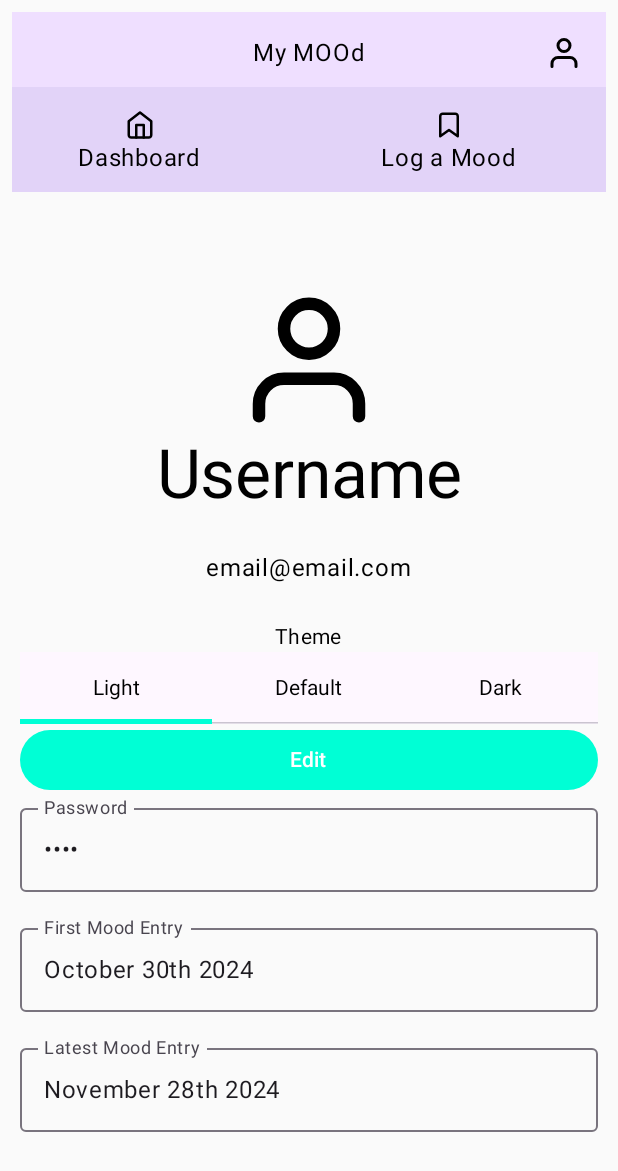
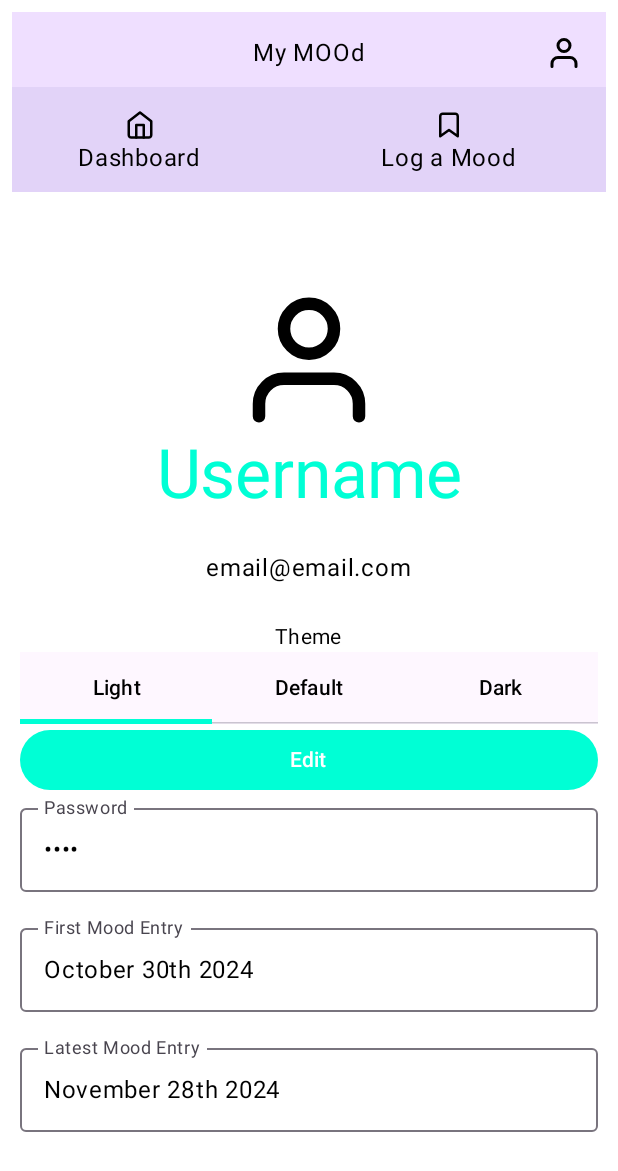
Before and after one commit to HanaLouizaMoussaoui/MOOd, an Android app built with Jetpack Compose: the LogMoodScreen screen opened through its navigation route, after a tap on "Account icon", on a phone screen of 412 x 824 dp. Shown: the top 1171 px of the screen. Run offline under Robolectric (Android 15) with nearby library versions, the phone set to English and light mode, and no system bars; our stand-ins replace Room's generated code; libraries missing offline, so code that uses them is left out: com.google.ai.client; 1 statement that could not run was skipped.

Commit message:
Implemented light and dark theme

```diff
--- a/app/src/main/java/com/example/mood/MainActivity.kt
+++ b/app/src/main/java/com/example/mood/MainActivity.kt
@@ -5,8 +5,13 @@ import android.os.Bundle
 import androidx.activity.ComponentActivity
 import androidx.activity.compose.setContent
 import androidx.activity.viewModels
+import androidx.compose.foundation.layout.Column
 import androidx.compose.foundation.layout.PaddingValues
 import androidx.compose.runtime.Composable
+import androidx.compose.runtime.getValue
+import androidx.compose.runtime.mutableStateOf
+import androidx.compose.runtime.remember
+import androidx.compose.runtime.setValue
 import androidx.compose.ui.unit.dp
 import androidx.navigation.compose.NavHost
 import androidx.navigation.compose.composable
@@ -19,6 +24,7 @@ import com.example.mood.data.repositories.UserRepository
 import com.example.mood.ui.screens.HomeScreen
 import com.example.mood.ui.screens.LogMoodScreen
 import com.example.mood.ui.screens.LoginScreen
+import com.example.mood.ui.screens.SelectionBar
 import com.example.mood.ui.screens.UserAccountScreen
 import com.example.mood.ui.theme.MOOdTheme
 import com.example.mood.viewmodel.MoodViewModel
@@ -50,24 +56,28 @@ class MainActivity : ComponentActivity() {
     override fun onCreate(savedInstanceState: Bundle?) {
         super.onCreate(savedInstanceState)
         setContent {
-            MOOdTheme {
+            var selectedTheme by remember { mutableStateOf("Default") }
 
-                Router(moodViewModel)
+            MOOdTheme (themeMode = selectedTheme){
+
+                Router(moodViewModel, onThemeSelect = { selectedTheme = it } )
 
             }
         }
     }
 
 
+
+
     @Composable
-    fun Router(moodViewModel: MoodViewModel) {
+    fun Router(moodViewModel: MoodViewModel, onThemeSelect: (String) -> Unit) {
         // Setting the nav controller
         val navController = rememberNavController()
         // Defining the routes and their corresponding screens
         NavHost(navController = navController, startDestination = "HomeScreen") {
             composable("LoginScreenRoute") { LoginScreen(PaddingValues(8.dp), moodViewModel, navController) }
             composable("HomeScreen") { HomeScreen(PaddingValues(8.dp), moodViewModel, navController) }
-            composable("UserAccount") { UserAccountScreen(PaddingValues(8.dp), moodViewModel, navController) }
+            composable("UserAccount") { UserAccountScreen(PaddingValues(8.dp), moodViewModel, navController, onThemeSelect) }
             composable("LogMood") { LogMoodScreen(PaddingValues(8.dp), moodViewModel, navController) }
 
         }
--- a/app/src/main/java/com/example/mood/ui/NavBar.kt
+++ b/app/src/main/java/com/example/mood/ui/NavBar.kt
@@ -1,6 +1,9 @@
 package com.example.mood.ui
+import androidx.compose.foundation.background
+import androidx.compose.foundation.layout.Box
 import androidx.compose.foundation.layout.Column
 import androidx.compose.foundation.layout.Spacer
+import androidx.compose.foundation.layout.fillMaxSize
 import androidx.compose.foundation.layout.fillMaxWidth
 import androidx.compose.foundation.layout.height
 import androidx.compose.foundation.layout.padding
@@ -24,39 +27,45 @@ fun NavBar(
     onHomeClick: () -> Unit,
     onLogClick: () -> Unit
 ) {
+
+
         BottomAppBar(
             containerColor = MaterialTheme.colorScheme.secondary,
-        contentColor = Color.Black,
+            contentColor = MaterialTheme.colorScheme.onSurface,
             modifier = Modifier.height(70.dp)
                 .fillMaxWidth(),
 
             ) {
-        Column  (
+            Column(
                 horizontalAlignment = Alignment.CenterHorizontally,
-            modifier = Modifier.padding(start = 40.dp )
-        ){
-            IconButton(onClick = onHomeClick,
-                modifier = Modifier.height(20.dp)) {
+                modifier = Modifier.padding(start = 40.dp)
+            ) {
+                IconButton(
+                    onClick = onHomeClick,
+                    modifier = Modifier.height(20.dp)
+                ) {
                     Icon(
                         painter = painterResource(id = R.drawable.home),
 
                         contentDescription = "Home icon",
-                 tint = Color.Black
+                        tint = MaterialTheme.colorScheme.onSurface
                     )
 
                 }
                 Text("Dashboard")
             }
             Spacer(modifier = Modifier.width(120.dp))
-        Column (
+            Column(
                 horizontalAlignment = Alignment.CenterHorizontally
-        ){
-            IconButton(onClick = onLogClick,
-                modifier = Modifier.height(20.dp)) {
+            ) {
+                IconButton(
+                    onClick = onLogClick,
+                    modifier = Modifier.height(20.dp)
+                ) {
                     Icon(
                         painter = painterResource(id = R.drawable.bookmark),
                         contentDescription = "hello",
-                 tint = Color.Black
+                        tint = MaterialTheme.colorScheme.onSurface
                     )
 
                 }
@@ -64,4 +73,5 @@ fun NavBar(
             }
 
         }
+
 }
--- a/app/src/main/java/com/example/mood/ui/TopBar.kt
+++ b/app/src/main/java/com/example/mood/ui/TopBar.kt
@@ -22,7 +22,7 @@ fun TopBar(
 ) {
     BottomAppBar(
         containerColor = MaterialTheme.colorScheme.tertiary,
-        contentColor = Color.Black,
+        contentColor = MaterialTheme.colorScheme.onSurface,
         modifier = Modifier.height(50.dp)
     ) {
         Box(
@@ -32,7 +32,7 @@ fun TopBar(
         ) {
             Text(
                 text = "My MOOd",
-                color = Color.Black,
+                color = MaterialTheme.colorScheme.onSurface,
                 style = MaterialTheme.typography.bodyLarge,
                 modifier = Modifier.align(Alignment.Center)
             )
@@ -44,7 +44,7 @@ fun TopBar(
                 Icon(
                     painter = painterResource(id = R.drawable.user),
                     contentDescription = "Account icon",
-                    tint = Color.Black
+                    tint = MaterialTheme.colorScheme.onSurface
                 )
             }
         }
--- a/app/src/main/java/com/example/mood/ui/screens/HomeScreen.kt
+++ b/app/src/main/java/com/example/mood/ui/screens/HomeScreen.kt
@@ -1,6 +1,8 @@
 package com.example.mood.ui.screens
 
+import androidx.compose.foundation.background
 import androidx.compose.foundation.layout.Arrangement
+import androidx.compose.foundation.layout.Box
 import androidx.compose.foundation.layout.Column
 import androidx.compose.foundation.layout.PaddingValues
 import androidx.compose.foundation.layout.Row
@@ -10,6 +12,7 @@ import androidx.compose.foundation.layout.padding
 import androidx.compose.foundation.lazy.LazyColumn
 import androidx.compose.foundation.lazy.items
 import androidx.compose.material3.Button
+import androidx.compose.material3.MaterialTheme
 import androidx.compose.material3.Text
 import androidx.compose.material3.TextField
 import androidx.compose.runtime.Composable
@@ -31,7 +34,12 @@ import com.example.mood.viewmodel.MoodViewModel
 
 @Composable
 fun HomeScreen(contentPadding: PaddingValues, moodViewModel: MoodViewModel,  navController: NavHostController) {
-    MOOdTheme {
+
+
+    Box(
+        modifier = Modifier.fillMaxSize()
+            .background(MaterialTheme.colorScheme.background))
+    {
         Column(
             modifier = Modifier
                 .padding(contentPadding),
--- a/app/src/main/java/com/example/mood/ui/screens/LogMood.kt
+++ b/app/src/main/java/com/example/mood/ui/screens/LogMood.kt
@@ -45,7 +45,12 @@ import java.time.YearMonth
 
 @Composable
 fun LogMoodScreen(contentPadding: PaddingValues, moodViewModel: MoodViewModel,  navController: NavHostController) {
-    MOOdTheme {
+
+
+    Box(
+        modifier = Modifier.fillMaxSize()
+            .background(MaterialTheme.colorScheme.background))
+    {
         Column(
             modifier = Modifier
                 .padding(contentPadding),
@@ -60,7 +65,9 @@ fun LogMoodScreen(contentPadding: PaddingValues, moodViewModel: MoodViewModel,
             LogMood(moodViewModel)
         }
     }
-}
+    }
+
+
 
 
 
@@ -90,7 +97,8 @@ fun MoodSelectionPage(moodViewModel: MoodViewModel) {
         Text(
             text = "How are you feeling today?",
             style = MaterialTheme.typography.headlineSmall,
-            modifier = Modifier.padding(24.dp)
+            modifier = Modifier.padding(24.dp),
+            color = MaterialTheme.colorScheme.onSurface
         )
 
         // Mood Buttons Row
@@ -111,14 +119,16 @@ fun MoodSelectionPage(moodViewModel: MoodViewModel) {
             Text(
                 text = "You selected: $selectedMood",
                 style = MaterialTheme.typography.bodyLarge,
-                modifier = Modifier.padding(top = 16.dp)
+                modifier = Modifier.padding(top = 16.dp),
+                color = MaterialTheme.colorScheme.onSurface
             )
         }
 
         OutlinedTextField(
             value = thoughts,
             onValueChange = { thoughts = it },
-            label = { Text("Any thoughts?") },
+            label = { Text("Any thoughts?",
+                color = MaterialTheme.colorScheme.onSurface) },
             placeholder = { Text("Type your thoughts here...") },
             modifier = Modifier.fillMaxWidth()
                 .padding(24.dp)
@@ -143,7 +153,8 @@ fun MoodSelectionPage(moodViewModel: MoodViewModel) {
         Text(
             text = "Your mood history:",
             style = MaterialTheme.typography.headlineLarge,
-            modifier = Modifier.padding(16.dp)
+            modifier = Modifier.padding(16.dp),
+            color = MaterialTheme.colorScheme.onSurface
         )
         MoodCalendar(moodViewModel)
 
@@ -159,7 +170,7 @@ fun MoodButton(mood: String, isSelected: Boolean, onClick: () -> Unit) {
     Button(
         onClick = onClick,
         colors = ButtonDefaults.buttonColors(
-            containerColor = if (isSelected) Color.Gray else MaterialTheme.colorScheme.tertiary,
+            containerColor = if (isSelected) Color.White else MaterialTheme.colorScheme.primary,
             contentColor = Color.Black
         ),
         shape = CircleShape,
@@ -173,6 +184,15 @@ fun MoodButton(mood: String, isSelected: Boolean, onClick: () -> Unit) {
 @SuppressLint("NewApi")
 @Composable
 fun MoodCalendar(moodViewModel: MoodViewModel) {
+   // val sampleMoodLogs = listOf(
+   //     MoodHistory(1, 1, UserMood(entry = "very nice", typeId = MoodTypeEnum.HAPPY.id).id, LocalDateTime.of(2024, 12, 1, 0,0)),
+    //    MoodHistory(2, 1, UserMood(entry = "very bad", typeId = MoodTypeEnum.SAD.id).id, LocalDateTime.of(2024, 12, 2,0,0)),
+     //  MoodHistory(3, 1, UserMood(entry = "neutral", typeId = MoodTypeEnum.NEUTRAL.id).id, LocalDateTime.of(2024, 12, 3,0,0)),
+    //    MoodHistory(4, 1, UserMood(entry = "very anxious", typeId = MoodTypeEnum.ANXIOUS.id).id, LocalDateTime.of(2024, 12, 4,0,0)),
+  //      MoodHistory(5, 1, UserMood(entry = "very happy", typeId = MoodTypeEnum.HAPPY.id).id, LocalDateTime.of(2024, 12, 5,0,0)),
+    //    MoodHistory(6, 1, UserMood(entry = "very angry", typeId = MoodTypeEnum.ANGRY.id).id, LocalDateTime.of(2024, 12, 6,0,0)),
+  //  )
+
     val sampleMoodLogs = listOf(
         MoodHistory(1, 1, UserMood(entry = "very nice", typeId = MoodTypeEnum.HAPPY.id).id, LocalDateTime.of(2024, 12, 1, 0,0)),
         MoodHistory(2, 1, UserMood(entry = "very bad", typeId = MoodTypeEnum.SAD.id).id, LocalDateTime.of(2024, 12, 2,0,0)),
@@ -181,6 +201,7 @@ fun MoodCalendar(moodViewModel: MoodViewModel) {
         MoodHistory(5, 1, UserMood(entry = "very happy", typeId = MoodTypeEnum.HAPPY.id).id, LocalDateTime.of(2024, 12, 5,0,0)),
         MoodHistory(6, 1, UserMood(entry = "very angry", typeId = MoodTypeEnum.ANGRY.id).id, LocalDateTime.of(2024, 12, 6,0,0)),
     )
+
 
     val currentMonth = YearMonth.now()
     val daysInMonth = currentMonth.lengthOfMonth()
@@ -204,13 +225,13 @@ fun MoodCalendar(moodViewModel: MoodViewModel) {
 @SuppressLint("NewApi")
 @Composable
 fun MoodDayItem(date: LocalDate, mood: MoodTypeEnum?) {
-    val moodColor = when (mood?.name) {
-        MoodTypeEnum.HAPPY.mood -> Color.Green
-        MoodTypeEnum.SAD.mood -> Color.Blue
-        MoodTypeEnum.NEUTRAL.mood -> Color.Gray
-        MoodTypeEnum.ANGRY.mood -> Color.Red
-        MoodTypeEnum.ANXIOUS.mood -> Color.Yellow
-        else -> MaterialTheme.colorScheme.secondary
+    val moodColor = when (mood) {
+        MoodTypeEnum.HAPPY -> Color.Green
+        MoodTypeEnum.SAD -> Color.Blue
+        MoodTypeEnum.NEUTRAL -> Color.Gray
+        MoodTypeEnum.ANGRY -> Color.Red
+        MoodTypeEnum.ANXIOUS-> Color.Yellow
+        else -> MaterialTheme.colorScheme.tertiary
     }
 
     Box(
@@ -218,7 +239,8 @@ fun MoodDayItem(date: LocalDate, mood: MoodTypeEnum?) {
             .size(40.dp)
             .padding(4.dp)
             .background(moodColor, shape = CircleShape),
-        contentAlignment = Alignment.Center
+        contentAlignment = Alignment.Center,
+
     ) {
         Text(
             text = date.dayOfMonth.toString(),
--- a/app/src/main/java/com/example/mood/ui/screens/Login.kt
+++ b/app/src/main/java/com/example/mood/ui/screens/Login.kt
@@ -1,6 +1,8 @@
 package com.example.mood.ui.screens
 
+import androidx.compose.foundation.background
 import androidx.compose.foundation.layout.Arrangement
+import androidx.compose.foundation.layout.Box
 import androidx.compose.foundation.layout.Column
 import androidx.compose.foundation.layout.PaddingValues
 import androidx.compose.foundation.layout.Spacer
@@ -29,7 +31,9 @@ import com.example.mood.viewmodel.MoodViewModel
 
 @Composable
 fun LoginScreen(contentPadding: PaddingValues, moodViewModel: MoodViewModel,  navController: NavHostController) {
-    MOOdTheme {
+
+
+
         Column(
             modifier = Modifier
                 .padding(contentPadding),
@@ -38,7 +42,7 @@ fun LoginScreen(contentPadding: PaddingValues, moodViewModel: MoodViewModel,  na
         ) {
             Login()
         }
-    }
+
 
 }
 
--- a/app/src/main/java/com/example/mood/ui/screens/UserAccount.kt
+++ b/app/src/main/java/com/example/mood/ui/screens/UserAccount.kt
@@ -1,5 +1,7 @@
 package com.example.mood.ui.screens
+import androidx.compose.foundation.background
 import androidx.compose.foundation.layout.Arrangement
+import androidx.compose.foundation.layout.Box
 import androidx.compose.foundation.layout.Column
 import androidx.compose.foundation.layout.PaddingValues
 import androidx.compose.foundation.layout.Spacer
@@ -13,6 +15,7 @@ import androidx.compose.material3.Button
 import androidx.compose.material3.Icon
 import androidx.compose.material3.MaterialTheme
 import androidx.compose.material3.OutlinedTextField
+import androidx.compose.material3.Surface
 import androidx.compose.material3.Tab
 import androidx.compose.material3.TabRow
 import androidx.compose.material3.Text
@@ -23,6 +26,7 @@ import androidx.compose.runtime.remember
 import androidx.compose.runtime.setValue
 import androidx.compose.ui.Alignment
 import androidx.compose.ui.Modifier
+import androidx.compose.ui.composed
 import androidx.compose.ui.graphics.Color
 import androidx.compose.ui.res.painterResource
 import androidx.compose.ui.text.input.PasswordVisualTransformation
@@ -35,8 +39,11 @@ import com.example.mood.viewmodel.MoodViewModel
 
 
 @Composable
-fun UserAccountScreen(contentPadding: PaddingValues, moodViewModel: MoodViewModel, navController: NavHostController) {
-    MOOdTheme {
+fun UserAccountScreen(contentPadding: PaddingValues, moodViewModel: MoodViewModel, navController: NavHostController, onThemeSelected: (String) -> Unit) {
+    Box(
+        modifier = Modifier.fillMaxSize()
+            .background(MaterialTheme.colorScheme.background))
+        {
             Column(
                 modifier = Modifier
                     .padding(contentPadding),
@@ -48,15 +55,17 @@ fun UserAccountScreen(contentPadding: PaddingValues, moodViewModel: MoodViewMode
                     onHomeClick = { navController.navigate("HomeScreen") },
                     onLogClick = { navController.navigate("LogMood") }
                 )
-            UserAccount()
+                UserAccount(onThemeSelected)
             }
         }
+
+
 
 }
 
 
 @Composable
-fun UserAccount() {
+fun UserAccount(onThemeSelected: (String) -> Unit) {
     Column(
         modifier = Modifier
             .fillMaxSize()
@@ -68,24 +77,26 @@ fun UserAccount() {
         Icon(
             painter = painterResource(id = com.example.mood.R.drawable.user),
             contentDescription = "Account icon",
-            tint = Color.Black,
+            tint = MaterialTheme.colorScheme.onSurface,
             modifier = Modifier.size(100.dp)
         )
         Text(
             text = "Username",
             style = MaterialTheme.typography.displayMedium,
-            modifier = Modifier.padding(bottom = 24.dp)
+            modifier = Modifier.padding(bottom = 24.dp),
+            color = MaterialTheme.colorScheme.primary
         )
         Text(
             text = "email@email.com",
             style = MaterialTheme.typography.bodyLarge,
-            modifier = Modifier.padding(bottom = 24.dp)
+            modifier = Modifier.padding(bottom = 24.dp),
+            color = MaterialTheme.colorScheme.onSurface
         )
         Text(
             text = "Theme",
             style = MaterialTheme.typography.bodyMedium
         )
-        SelectionBar()
+        SelectionBar(onThemeSelected)
 
         Button(
             onClick = { /* Handle Edit */ },
@@ -128,7 +139,7 @@ fun UserAccount() {
 }
 
 @Composable
-fun SelectionBar() {
+fun SelectionBar(onThemeSelected: (String) -> Unit) {
     var selectedTabIndex by remember { mutableStateOf(0) }
     val tabs = listOf("Light", "Default", "Dark")
 
@@ -139,8 +150,9 @@ fun SelectionBar() {
         tabs.forEachIndexed { index, title ->
             Tab(
                 selected = selectedTabIndex == index,
-                onClick = { selectedTabIndex = index },
-                text = { BasicText(text = title) }
+                onClick = { selectedTabIndex = index
+                    onThemeSelected(title)},
+                text = { Text(text = title, color= MaterialTheme.colorScheme.onSurface) }
             )
         }
     }
--- a/app/src/main/java/com/example/mood/ui/theme/Color.kt
+++ b/app/src/main/java/com/example/mood/ui/theme/Color.kt
@@ -5,3 +5,6 @@ import androidx.compose.ui.graphics.Color
 val BrightCyan = Color(0xFF00ffd5)
 val LightGrey = Color(0xFFEFDFFF)
 val GreyIsh = Color(0xFFE2D3F8)
+val DarkGreyPurple = Color(0xFF302648)
+val DarkerGreyPurple = Color(0xFF231A33)
+val DarkestGrey = Color(0xFF111121)
--- a/app/src/main/java/com/example/mood/ui/theme/Theme.kt
+++ b/app/src/main/java/com/example/mood/ui/theme/Theme.kt
@@ -9,18 +9,23 @@ import androidx.compose.material3.dynamicDarkColorScheme
 import androidx.compose.material3.dynamicLightColorScheme
 import androidx.compose.material3.lightColorScheme
 import androidx.compose.runtime.Composable
+import androidx.compose.ui.graphics.Color
 import androidx.compose.ui.platform.LocalContext
 
 private val DarkColorScheme = darkColorScheme(
     primary = BrightCyan,
-    secondary = GreyIsh,
-    tertiary = LightGrey
+    secondary = DarkerGreyPurple,
+    tertiary = DarkGreyPurple,
+    background = DarkestGrey,
+    onSurface = Color.White
 )
 
 private val LightColorScheme = lightColorScheme(
     primary = BrightCyan,
     secondary = GreyIsh,
-    tertiary = LightGrey
+    tertiary = LightGrey,
+    background = Color.White,
+    onSurface = Color.Black
 
     /* Other default colors to override
     background = Color(0xFFFFFBFE),
@@ -35,15 +40,16 @@ private val LightColorScheme = lightColorScheme(
 
 @Composable
 fun MOOdTheme(
-    darkTheme: Boolean = isSystemInDarkTheme(),
-    // Dynamic color is available on Android 12+
-    dynamicColor: Boolean = true,
+    themeMode: String = "Default", // "Light", "Dark", or "Default"
     content: @Composable () -> Unit
 ) {
-    val colorScheme = when {
-        darkTheme -> DarkColorScheme
-        else -> LightColorScheme
+    val darkTheme = when (themeMode) {
+        "Light" -> false
+        "Dark" -> true
+            else -> isSystemInDarkTheme()
     }
+
+    val colorScheme = if (darkTheme) DarkColorScheme else LightColorScheme
 
     MaterialTheme(
         colorScheme = colorScheme,
```
Lines whose indentation alone changed are shown as unchanged.
